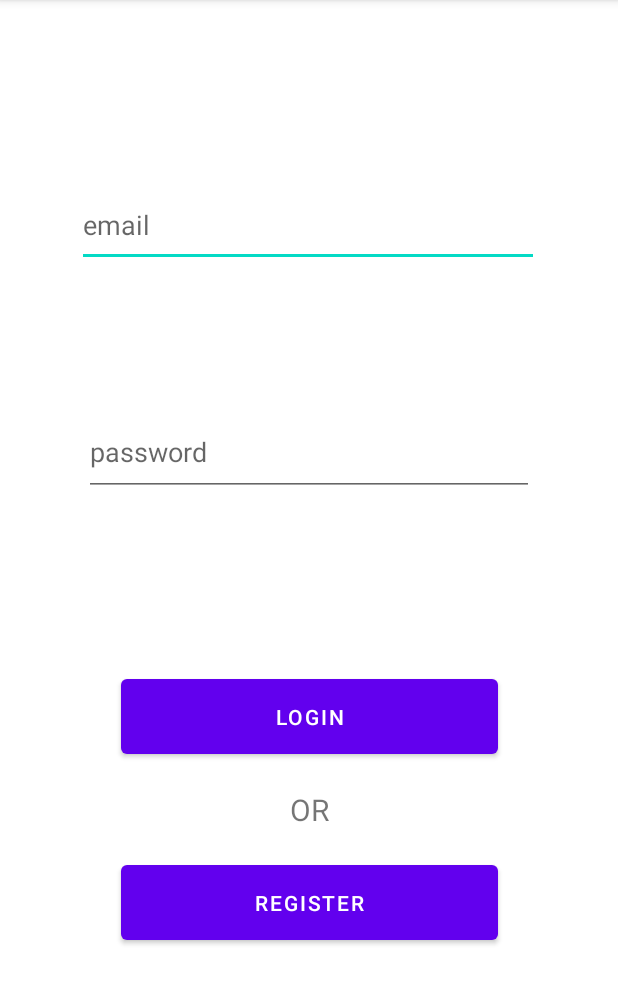
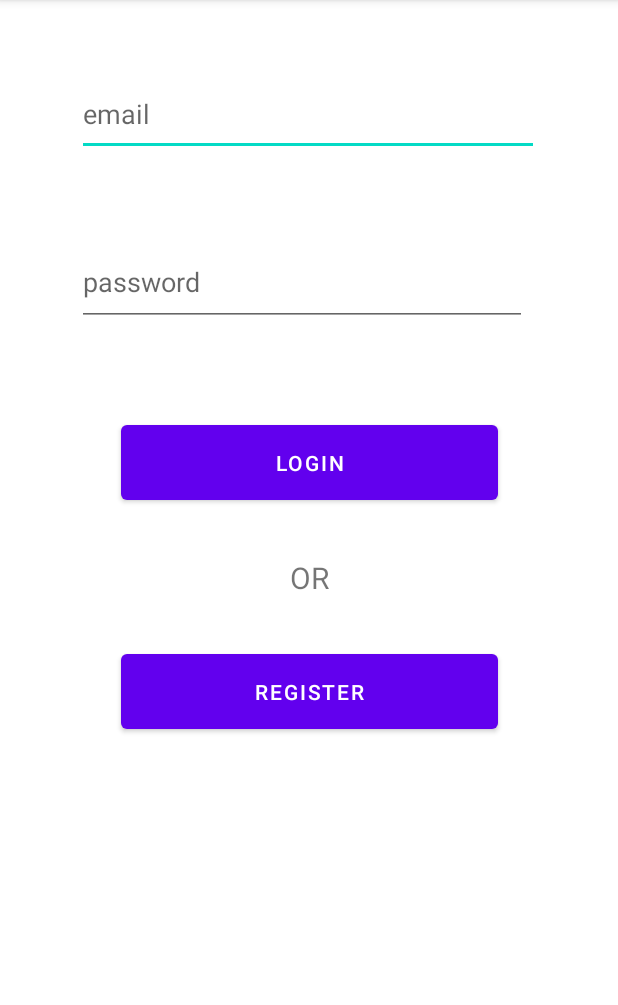
Before and after one commit to Hitanshu774/app_blind_eye, an Android app: the screen it shows after launch (MainActivity), after a tap on "LOGIN", on a phone screen of 412 x 824 dp, the part 84-1089 px from its top. Run offline under Robolectric (Android 15) with nearby library versions, the phone set to English and light mode, and no system bars; our stand-ins replace Firebase (no records; nobody signed in at launch, a user with empty details on screens opened directly).

Commit message:
facing login problem

```diff
--- a/app/src/main/java/com/example/blind_eye_app/MainActivity.java
+++ b/app/src/main/java/com/example/blind_eye_app/MainActivity.java
@@ -4,15 +4,21 @@ import androidx.appcompat.app.AppCompatActivity;
 
 import android.content.Intent;
 import android.os.Bundle;
+import android.text.TextUtils;
 import android.view.View;
 import android.widget.Button;
 import android.widget.TextView;
 import android.widget.Toast;
 
+import com.google.android.gms.tasks.OnSuccessListener;
+import com.google.firebase.auth.AuthResult;
+import com.google.firebase.auth.FirebaseAuth;
+
 public class MainActivity extends AppCompatActivity {
     private Button login, register;
     private TextView email;
     private TextView password;
+    private FirebaseAuth auth;
 
     @Override
     protected void onCreate(Bundle savedInstanceState) {
@@ -27,7 +33,16 @@ public class MainActivity extends AppCompatActivity {
         login.setOnClickListener(new View.OnClickListener() {
             @Override
             public void onClick(View view) {
-                Toast.makeText(MainActivity.this, "I am the toast", Toast.LENGTH_SHORT).show();
+//                Toast.makeText(MainActivity.this, "I am the toast", Toast.LENGTH_SHORT).show();
+                String email1 = email.getText().toString();
+                String password1 = password.getText().toString();
+
+                if(TextUtils.isEmpty(email1) || TextUtils.isEmpty(password1)){
+                    Toast.makeText(MainActivity.this, "Enter email and password!", Toast.LENGTH_SHORT).show();
+                }
+                else{
+                    login(email1, password1);
+                }
             }
         });
 
@@ -38,4 +53,13 @@ public class MainActivity extends AppCompatActivity {
             }
         });
     }
+    private void login(String email, String password){
+        auth.signInWithEmailAndPassword(email,password).addOnSuccessListener(MainActivity.this, new OnSuccessListener<AuthResult>() {
+            @Override
+            public void onSuccess(AuthResult authResult) {
+                //we can link next page through an intent.
+                Toast.makeText(MainActivity.this, "Correct password!!!!", Toast.LENGTH_SHORT).show();
+            }
+        });
+    }
 }
--- a/app/src/main/res/layout/activity_main.xml
+++ b/app/src/main/res/layout/activity_main.xml
@@ -17,7 +17,7 @@
         app:layout_constraintEnd_toEndOf="parent"
         app:layout_constraintStart_toStartOf="parent"
         app:layout_constraintTop_toTopOf="parent"
-        app:layout_constraintVertical_bias="0.633" />
+        app:layout_constraintVertical_bias="0.393" />
 
     <Button
         android:id="@+id/register"
@@ -30,23 +30,22 @@
         app:layout_constraintEnd_toEndOf="parent"
         app:layout_constraintStart_toStartOf="parent"
         app:layout_constraintTop_toTopOf="parent"
-        app:layout_constraintVertical_bias="0.808" />
+        app:layout_constraintVertical_bias="0.609" />
 
     <EditText
         android:id="@+id/email"
         android:layout_width="308dp"
         android:layout_height="56dp"
-        android:layout_marginTop="114dp"
-        android:layout_marginBottom="87dp"
+        android:layout_marginTop="48dp"
         android:ems="10"
         android:hint="email"
         android:inputType="textEmailAddress"
-        app:layout_constraintBottom_toTopOf="@+id/password"
+        app:layout_constraintBottom_toTopOf="@+id/login"
         app:layout_constraintEnd_toEndOf="parent"
         app:layout_constraintHorizontal_bias="0.495"
         app:layout_constraintStart_toStartOf="parent"
         app:layout_constraintTop_toTopOf="parent"
-        app:layout_constraintVertical_bias="0.168" />
+        app:layout_constraintVertical_bias="0.0" />
 
     <EditText
         android:id="@+id/password"
@@ -58,8 +57,10 @@
         android:inputType="textPassword"
         app:layout_constraintBottom_toBottomOf="parent"
         app:layout_constraintEnd_toEndOf="parent"
+        app:layout_constraintHorizontal_bias="0.459"
         app:layout_constraintStart_toStartOf="parent"
-        app:layout_constraintTop_toBottomOf="@+id/email" />
+        app:layout_constraintTop_toBottomOf="@+id/email"
+        app:layout_constraintVertical_bias="0.314" />
 
     <TextView
         android:id="@+id/textView"
```
